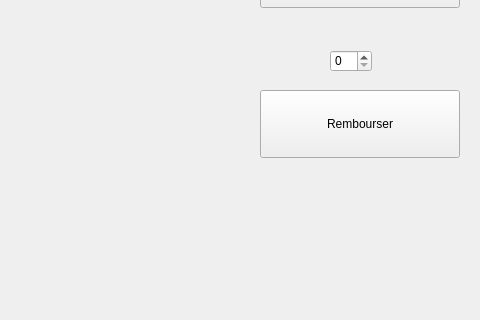
The window that IG/responsableIG/ResponsablePanel/widgetresponsable.ui (4mbroise/goodBasket) describes before a commit, drawn with Qt 5; both pictures show x 670 to 1150 and y 350 to 670 of the 1150 by 670 pixel window.
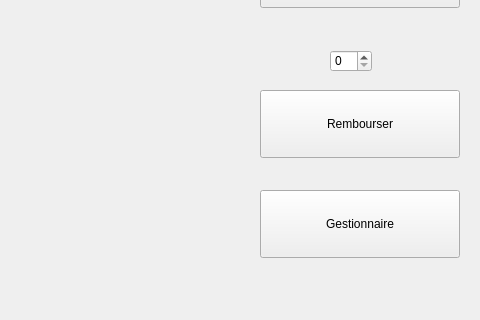
The same window after the commit.

```diff
--- a/IG/responsableIG/ResponsablePanel/widgetresponsable.ui
+++ b/IG/responsableIG/ResponsablePanel/widgetresponsable.ui
@@ -127,6 +127,19 @@
     </rect>
    </property>
   </widget>
+  <widget class="QPushButton" name="Gestionnaire">
+   <property name="geometry">
+    <rect>
+     <x>930</x>
+     <y>540</y>
+     <width>200</width>
+     <height>68</height>
+    </rect>
+   </property>
+   <property name="text">
+    <string>Gestionnaire</string>
+   </property>
+  </widget>
  </widget>
  <resources/>
  <connections/>
```
